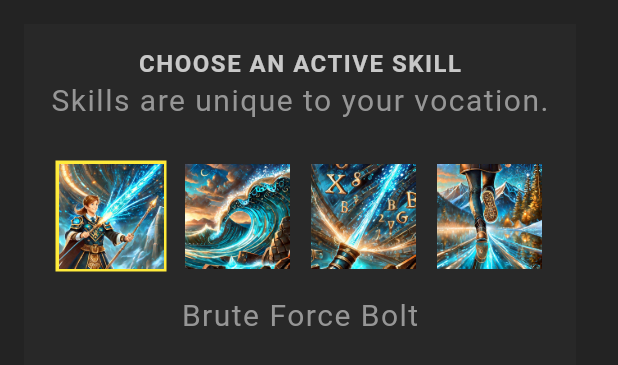
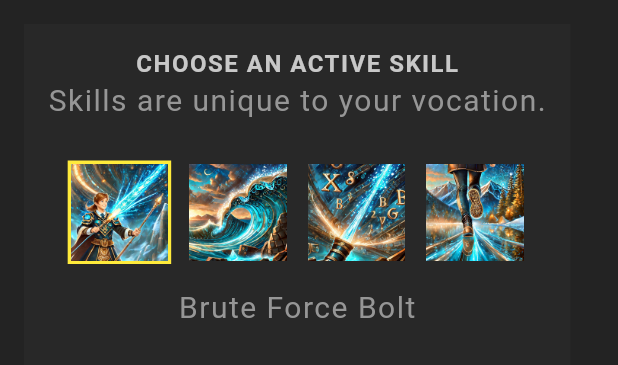
Before and after one commit to KarlIBerry/flutter_rpg, a Flutter app: the SkillList widget shown alone on an empty page, opened directly with sample values from the repository, on a phone screen of 412 x 824 dp. Shown: the top 365 px of the screen. Run offline on Flutter 3.47's test engine with Material 3 defaults, Android fonts, the phone set to English and light mode, and no system bars; our stand-ins replace cloud_firestore, firebase_core, google_fonts; accounts and stored records are empty; generated files the repository leaves out were written again; Roboto replaces fonts that are missing (Kanit).

Commit message:
Update width of skill image in skill_list.dart

```diff
--- a/lib/screens/profile/skill_list.dart
+++ b/lib/screens/profile/skill_list.dart
@@ -67,7 +67,7 @@ class _SkillListState extends State<SkillList> {
                         });
                       },
                       child: Image.asset('assets/img/skills/${skill.image}',
-                        width: 70,
+                        width: 65,
                       ),
                     ),
                   );
```
